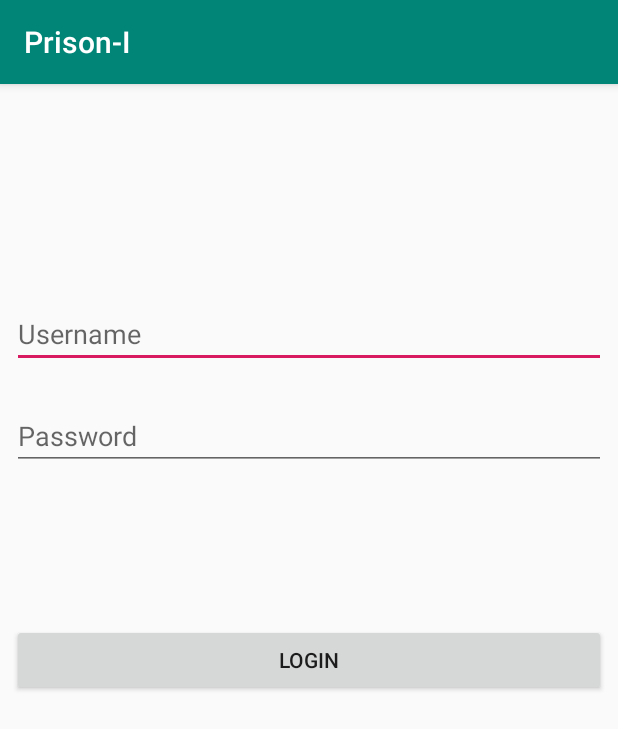
After one commit to Allusion1015/Prison-I, an Android app: the Login_Activity screen opened directly, with no data from a screen before it, on a phone screen of 412 x 824 dp. The commit adds this screen. Shown: the top 729 px of the screen. Run offline under Robolectric (Android 15) with nearby library versions, the phone set to English and light mode, and no system bars.

Commit message:
login introduced needs improvement (keyValue)

```diff
--- /dev/null
+++ b/app/src/main/java/com/example/prison_i/Login_Activity.java
@@ -0,0 +1,46 @@
+package com.example.prison_i;
+
+import android.support.v7.app.AppCompatActivity;
+import android.os.Bundle;
+import android.view.View;
+import android.widget.EditText;
+import android.widget.Toast;
+
+public class Login_Activity extends AppCompatActivity {
+
+    EditText usernameEditText;
+    EditText passwordEditText;
+
+    private String[] usernameStringArray = {"Admin"};
+    private String[] passwordStringArray = {"123456"};
+    private int[] varAdminOrNot = {1};
+    private int keyValue = 0;
+
+
+    @Override
+    protected void onCreate(Bundle savedInstanceState) {
+        super.onCreate(savedInstanceState);
+        setContentView(R.layout.activity_login_);
+
+        usernameEditText = (EditText)findViewById(R.id.usernameEditText);
+        passwordEditText = (EditText)findViewById(R.id.passwordEditText);
+    }
+
+    public void onClickLogin(View view) {
+        if(usernameEditText.getText().length() != 0 && passwordEditText.getText().length() != 0){
+
+           if(usernameEditText.getText().toString().equals(usernameStringArray[keyValue]) && passwordEditText.getText().toString().equals(passwordStringArray[keyValue])){
+               Toast.makeText(Login_Activity.this, "valid username OR password !", Toast.LENGTH_SHORT).show();
+
+           }else{
+               Toast.makeText(Login_Activity.this, "Invalid username OR password !", Toast.LENGTH_SHORT).show();
+           }
+
+        }else{
+            Toast.makeText(Login_Activity.this, "Enter username and Password !", Toast.LENGTH_SHORT).show();
+        }
+    }
+
+
+
+}
--- /dev/null
+++ b/app/src/main/res/layout/activity_login_.xml
@@ -0,0 +1,65 @@
+<?xml version="1.0" encoding="utf-8"?>
+<android.support.constraint.ConstraintLayout xmlns:android="http://schemas.android.com/apk/res/android"
+    xmlns:app="http://schemas.android.com/apk/res-auto"
+    xmlns:tools="http://schemas.android.com/tools"
+    android:layout_width="match_parent"
+    android:layout_height="match_parent"
+    tools:context=".Login_Activity">
+
+    <EditText
+        android:id="@+id/usernameEditText"
+        android:layout_width="0dp"
+        android:layout_height="wrap_content"
+        android:layout_marginStart="8dp"
+        android:layout_marginLeft="8dp"
+        android:layout_marginTop="144dp"
+        android:layout_marginEnd="8dp"
+        android:layout_marginRight="8dp"
+        android:layout_marginBottom="8dp"
+        android:ems="10"
+        android:hint="Username"
+        android:inputType="textPersonName"
+        app:layout_constraintBottom_toBottomOf="parent"
+        app:layout_constraintEnd_toEndOf="parent"
+        app:layout_constraintHorizontal_bias="0.0"
+        app:layout_constraintStart_toStartOf="parent"
+        app:layout_constraintTop_toTopOf="parent"
+        app:layout_constraintVertical_bias="0.0" />
+
+    <EditText
+        android:id="@+id/passwordEditText"
+        android:layout_width="0dp"
+        android:layout_height="wrap_content"
+        android:layout_marginStart="8dp"
+        android:layout_marginLeft="8dp"
+        android:layout_marginTop="8dp"
+        android:layout_marginEnd="8dp"
+        android:layout_marginRight="8dp"
+        android:layout_marginBottom="8dp"
+        android:ems="10"
+        android:hint="Password"
+        android:inputType="textPassword"
+        app:layout_constraintBottom_toBottomOf="parent"
+        app:layout_constraintEnd_toEndOf="parent"
+        app:layout_constraintHorizontal_bias="0.0"
+        app:layout_constraintStart_toStartOf="parent"
+        app:layout_constraintTop_toTopOf="parent"
+        app:layout_constraintVertical_bias="0.289" />
+
+    <Button
+        android:id="@+id/loginButton"
+        android:layout_width="0dp"
+        android:layout_height="wrap_content"
+        android:layout_marginStart="8dp"
+        android:layout_marginLeft="8dp"
+        android:layout_marginTop="8dp"
+        android:layout_marginEnd="8dp"
+        android:layout_marginRight="8dp"
+        android:layout_marginBottom="8dp"
+        android:onClick="onClickLogin"
+        android:text="Login"
+        app:layout_constraintBottom_toBottomOf="parent"
+        app:layout_constraintEnd_toEndOf="parent"
+        app:layout_constraintStart_toStartOf="parent"
+        app:layout_constraintTop_toTopOf="parent" />
+</android.support.constraint.ConstraintLayout>
--- a/app/src/main/res/mipmap-anydpi-v26/ic_launcher.xml
+++ b/app/src/main/res/mipmap-anydpi-v26/ic_launcher.xml
@@ -1,5 +1,5 @@
 <?xml version="1.0" encoding="utf-8"?>
 <adaptive-icon xmlns:android="http://schemas.android.com/apk/res/android">
-    <background android:drawable="@drawable/ic_launcher_background"/>
-    <foreground android:drawable="@drawable/ic_launcher_foreground"/>
+    <background android:drawable="@drawable/ic_launcher_background" />
+    <foreground android:drawable="@drawable/ic_launcher_foreground" />
 </adaptive-icon>
--- a/app/src/main/res/mipmap-anydpi-v26/ic_launcher_round.xml
+++ b/app/src/main/res/mipmap-anydpi-v26/ic_launcher_round.xml
@@ -1,5 +1,5 @@
 <?xml version="1.0" encoding="utf-8"?>
 <adaptive-icon xmlns:android="http://schemas.android.com/apk/res/android">
-    <background android:drawable="@drawable/ic_launcher_background"/>
-    <foreground android:drawable="@drawable/ic_launcher_foreground"/>
+    <background android:drawable="@drawable/ic_launcher_background" />
+    <foreground android:drawable="@drawable/ic_launcher_foreground" />
 </adaptive-icon>
--- a/gradle.properties
+++ b/gradle.properties
@@ -1,16 +1,12 @@
 # Project-wide Gradle settings.
-
 # IDE (e.g. Android Studio) users:
 # Gradle settings configured through the IDE *will override*
 # any settings specified in this file.
-
 # For more details on how to configure your build environment visit
 # http://www.gradle.org/docs/current/userguide/build_environment.html
-
 # Specifies the JVM arguments used for the daemon process.
 # The setting is particularly useful for tweaking memory settings.
 org.gradle.jvmargs=-Xmx1536m
-
 # When configured, Gradle will run in incubating parallel mode.
 # This option should only be used with decoupled projects. More details, visit
 # http://www.gradle.org/docs/current/userguide/multi_project_builds.html#sec:decoupled_projects
```
Also changed, not shown: app/src/main/AndroidManifest.xml (+4 -3 lines), app/src/main/java/com/example/prison_i/MainActivity.java (+11 -0 lines), app/src/main/res/drawable-v24/ic_launcher_foreground.xml (+6 -6 lines), app/src/main/res/drawable/ic_launcher_background.xml (+166 -70 lines), app/src/main/res/layout/activity_main.xml (+18 -10 lines).
